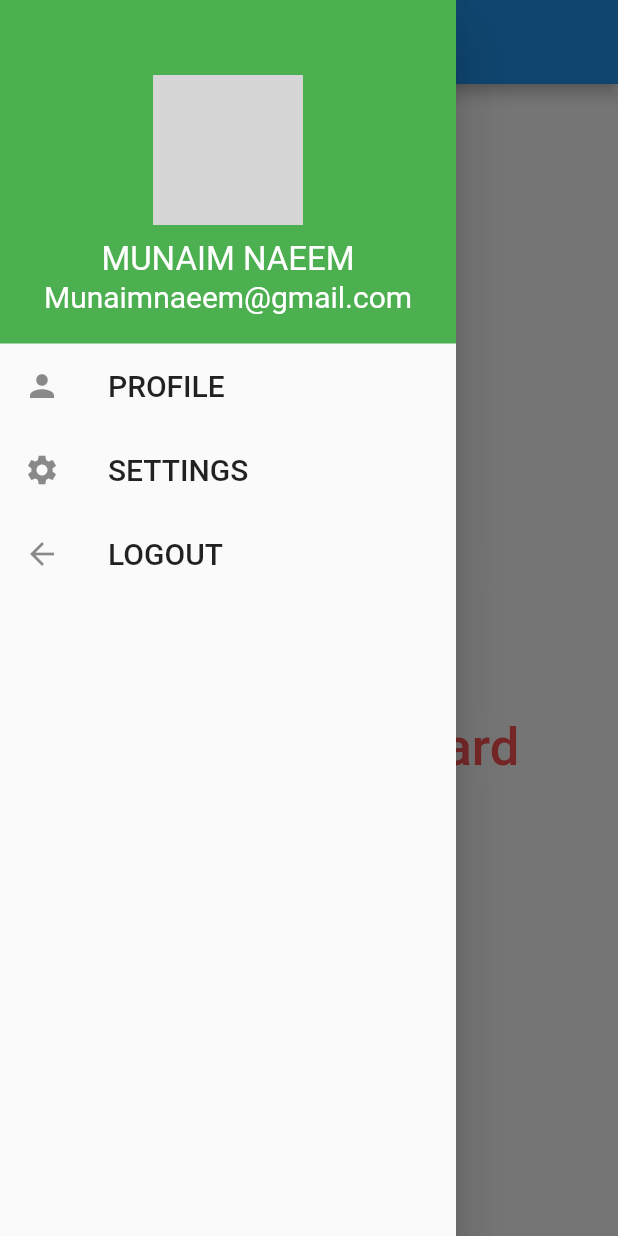
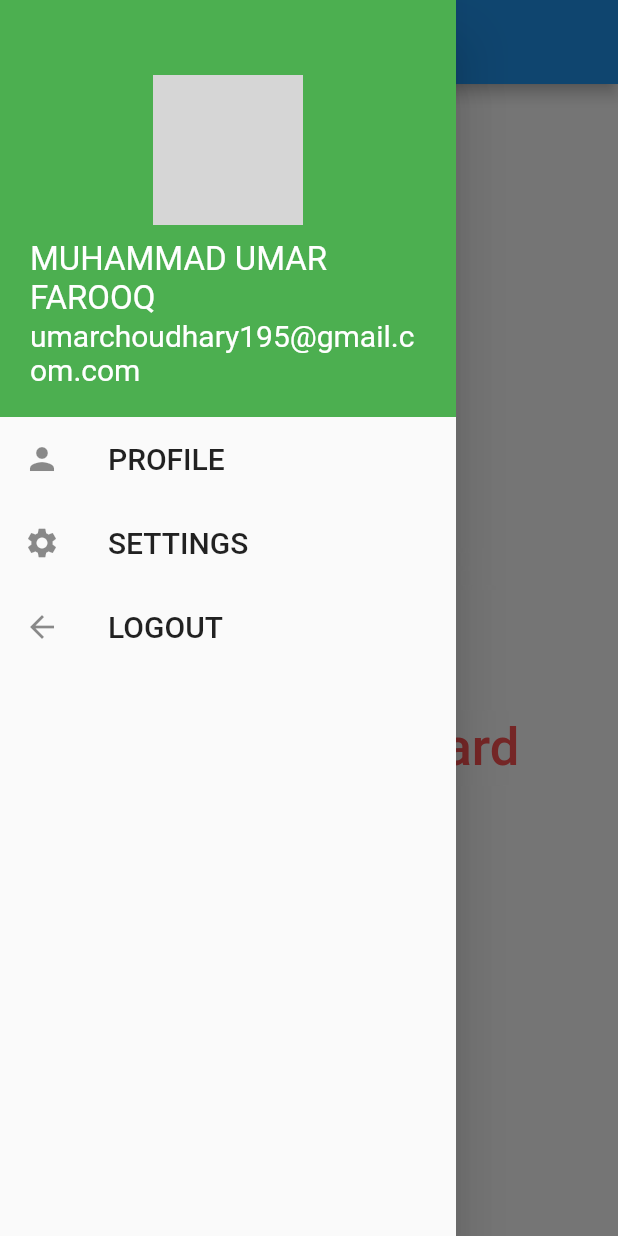
Before and after one commit to umar195/Sessional, a Flutter app: the screen it shows after launch, with the side drawer open, on a phone screen of 412 x 824 dp. Run offline on Flutter 3.47's test engine with Material 2 defaults, Android fonts, the light colour scheme and no system bars; our stand-ins replace flare_flutter, splashscreen; missing offline and left inert: alert_dialog; network calls fail; grey boxes are pictures that could not be loaded.

Commit message:
Update main_drawer.dart

```diff
--- a/lib/main_drawer.dart
+++ b/lib/main_drawer.dart
@@ -28,11 +28,11 @@
                     ),
                   ),
                   Text(
-                    'MUNAIM NAEEM', style: TextStyle(fontSize: 22, color: Colors.white,
+                    'MUHAMMAD UMAR FAROOQ', style: TextStyle(fontSize: 22, color: Colors.white,
                   ),
                   ),
                   Text(
-                    'Munaimnaeem@gmail.com', style: TextStyle(fontSize: 20, color: Colors.white,
+                    'umarchoudhary195@gmail.com.com', style: TextStyle(fontSize: 20, color: Colors.white,
                   ),
                   ),
                 ],
```
